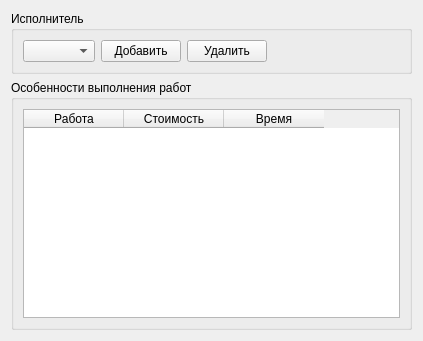
Before: the Qt Designer form NetworkCalc/view/workerswidget.ui in io2357911/NetworkPlanning, drawn with Qt 5.
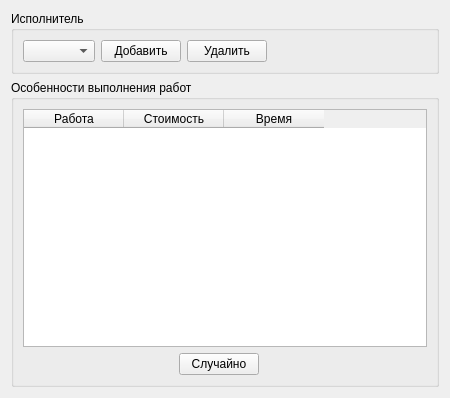
After: the same form once the commit is applied.

The edit to the form file:
```diff
--- a/NetworkCalc/view/workerswidget.ui
+++ b/NetworkCalc/view/workerswidget.ui
@@ -6,15 +6,76 @@
    <rect>
     <x>0</x>
     <y>0</y>
-    <width>423</width>
-    <height>341</height>
+    <width>450</width>
+    <height>398</height>
    </rect>
   </property>
   <property name="windowTitle">
    <string>Form</string>
   </property>
   <layout class="QGridLayout" name="gridLayout_3">
-   <item row="0" column="0">
+   <item row="1" column="1">
+    <widget class="QGroupBox" name="groupBox">
+     <property name="title">
+      <string>Особенности выполнения работ</string>
+     </property>
+     <layout class="QGridLayout" name="gridLayout">
+      <item row="2" column="0" colspan="5">
+       <widget class="QTableWidget" name="tlwWorkerWorks">
+        <column>
+         <property name="text">
+          <string>Работа</string>
+         </property>
+        </column>
+        <column>
+         <property name="text">
+          <string>Стоимость</string>
+         </property>
+        </column>
+        <column>
+         <property name="text">
+          <string>Время</string>
+         </property>
+        </column>
+       </widget>
+      </item>
+      <item row="3" column="0">
+       <spacer name="horizontalSpacer_3">
+        <property name="orientation">
+         <enum>Qt::Horizontal</enum>
+        </property>
+        <property name="sizeHint" stdset="0">
+         <size>
+          <width>40</width>
+          <height>20</height>
+         </size>
+        </property>
+       </spacer>
+      </item>
+      <item row="3" column="1">
+       <widget class="QPushButton" name="pbCapsRandom">
+        <property name="text">
+         <string>Случайно</string>
+        </property>
+       </widget>
+      </item>
+      <item row="3" column="2">
+       <spacer name="horizontalSpacer_2">
+        <property name="orientation">
+         <enum>Qt::Horizontal</enum>
+        </property>
+        <property name="sizeHint" stdset="0">
+         <size>
+          <width>40</width>
+          <height>20</height>
+         </size>
+        </property>
+       </spacer>
+      </item>
+     </layout>
+    </widget>
+   </item>
+   <item row="0" column="1">
     <widget class="QGroupBox" name="groupBox_2">
      <property name="title">
       <string>Исполнитель</string>
@@ -53,34 +114,6 @@
      </layout>
     </widget>
    </item>
-   <item row="1" column="0">
-    <widget class="QGroupBox" name="groupBox">
-     <property name="title">
-      <string>Особенности выполнения работ</string>
-     </property>
-     <layout class="QGridLayout" name="gridLayout">
-      <item row="0" column="0">
-       <widget class="QTableWidget" name="tlwWorkerWorks">
-        <column>
-         <property name="text">
-          <string>Работа</string>
-         </property>
-        </column>
-        <column>
-         <property name="text">
-          <string>Стоимость</string>
-         </property>
-        </column>
-        <column>
-         <property name="text">
-          <string>Время</string>
-         </property>
-        </column>
-       </widget>
-      </item>
-     </layout>
-    </widget>
-   </item>
   </layout>
  </widget>
  <resources/>
```
